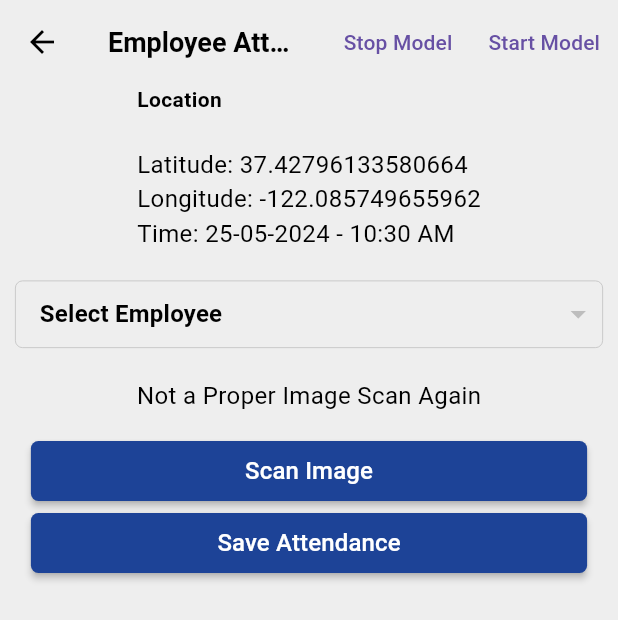
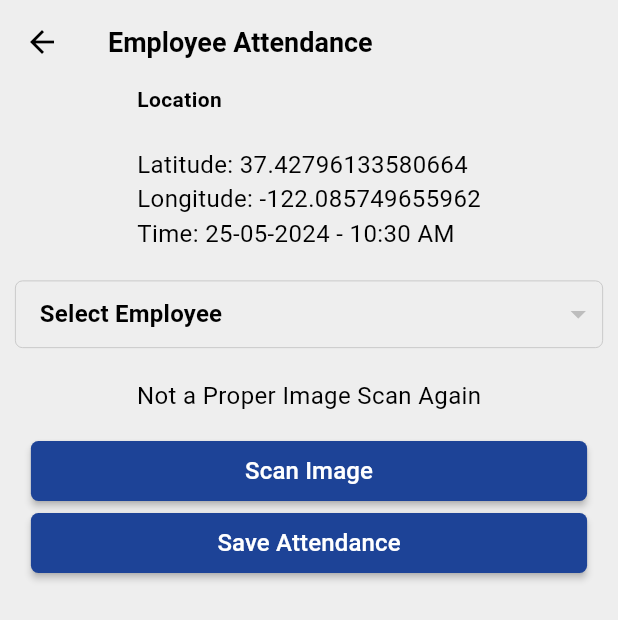
Before and after one commit to mehtab0111/ame_facedetector, a Flutter app: the FaceDetectionScreen screen opened directly, after a tap on "Scan Image", on a phone screen of 412 x 824 dp. Shown: the top 620 px of the screen. Run offline on Flutter 3.47's test engine with Material 3 defaults, Android fonts, the phone set to English and light mode, and no system bars; our stand-ins replace cloud_firestore, firebase_auth, firebase_core, fluttertoast, geocoding, geolocator and 2 more; missing offline and left inert: aws_rekognition_api, aws_s3_api; accounts and stored records are empty; Roboto replaces fonts that are missing (Barlow).

Commit message:
updated data

```diff
--- a/lib/faceDetectionScreen.dart
+++ b/lib/faceDetectionScreen.dart
@@ -36,7 +36,7 @@ class _FaceDetectionScreenState extends State<FaceDetectionScreen> {
     setState(() {
       isLoading = true;
     });
-    final pickedFile = await _picker.pickImage(source: ImageSource.camera);
+    final pickedFile = await _picker.pickImage(source: ImageSource.gallery);
 
     if (pickedFile != null) {
       // await detectFaces(pickedFile.path);
@@ -189,18 +189,18 @@ class _FaceDetectionScreenState extends State<FaceDetectionScreen> {
         // centerTitle: true,
         title: Text('Employee Attendance'),
         actions: [
-          TextButton(
-            onPressed: () async {
-              stopProjectVersion();
-            },
-            child: Text('Stop Model'),
-          ),
-          TextButton(
-            onPressed: () {
-              startProjectVersion();
-            },
-            child: Text('Start Model'),
-          ),
+          // TextButton(
+          //   onPressed: () async {
+          //     stopProjectVersion();
+          //   },
+          //   child: Text('Stop Model'),
+          // ),
+          // TextButton(
+          //   onPressed: () {
+          //     startProjectVersion();
+          //   },
+          //   child: Text('Start Model'),
+          // ),
         ],
       ),
       body: SingleChildScrollView(
--- a/pubspec.yaml
+++ b/pubspec.yaml
@@ -27,8 +27,8 @@ dependencies:
   cloud_firestore: ^4.17.2
   firebase_auth: ^4.19.4
   firebase_storage: ^11.7.4
-#  camera: ^0.10.0+1
-#  google_ml_kit: ^0.18.0
+  camera: ^0.10.0+1
+  google_ml_kit: ^0.18.0
 
 dev_dependencies:
   flutter_test:
```
Also changed, not shown: pubspec.lock.
